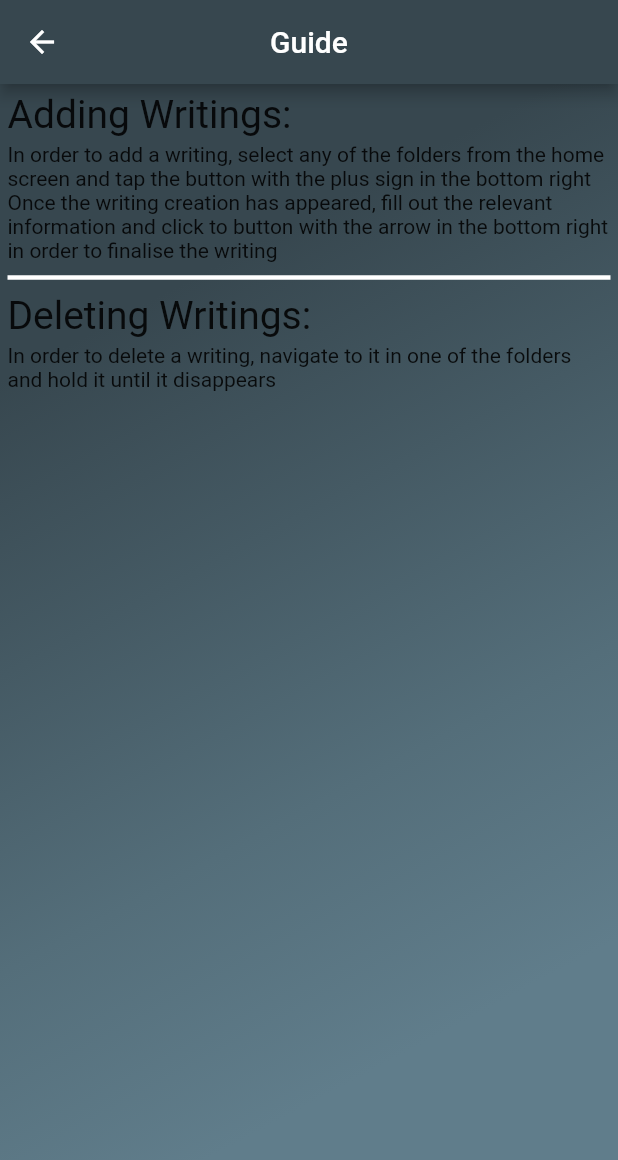
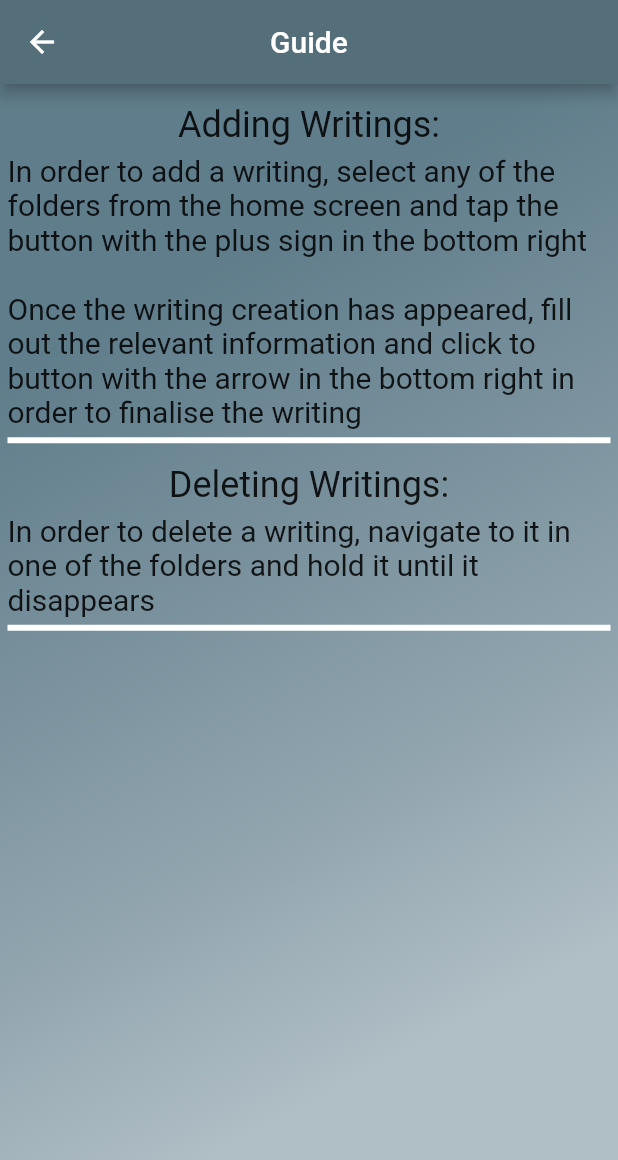
Before and after one commit to pzet123/writings, a Flutter app: the helpScreen screen opened by its route, on a phone screen of 412 x 824 dp. Shown: the top 1160 px of the screen. Run offline on Flutter 3.47's test engine with Material 2 defaults, Android fonts, the phone set to English and light mode, and no system bars.

Commit message:
Fixed adding writings and added help section

```diff
--- a/lib/helpScreen.dart
+++ b/lib/helpScreen.dart
@@ -1,6 +1,6 @@
 import 'package:flutter/material.dart';
 import 'package:writings/appBarTitle.dart';
-
+import 'helpScreenEntry.dart';
 
 class helpScreen extends StatelessWidget {
   @override
@@ -9,7 +9,7 @@ class helpScreen extends StatelessWidget {
       appBar: AppBar(
         title: AppBarTitle("Guide"),
         centerTitle: true,
-        backgroundColor: Colors.blueGrey[800],
+        backgroundColor: Colors.blueGrey[600],
       ),
       body: Container(
         padding: EdgeInsets.all(5),
@@ -18,29 +18,14 @@ class helpScreen extends StatelessWidget {
             begin: Alignment.topLeft,
             end: Alignment.bottomRight,
             stops: [0.2, 0.4, 0.6, 0.8],
-            colors: [Colors.blueGrey[800], Colors.blueGrey[700], Colors.blueGrey[600], Colors.blueGrey[500]],
+            colors: [Colors.blueGrey[500], Colors.blueGrey[400], Colors.blueGrey[300], Colors.blueGrey[200]],
           )
         ),
-        child: Column(
-          crossAxisAlignment: CrossAxisAlignment.stretch,
+        child: ListView(
           children: [
-            Text("Adding Writings:",
-              style: TextStyle(
-                  fontSize: 26
-                ),
-            ),
-            SizedBox(height: 4,),
-            Text("In order to add a writing, select any of the folders from the home screen and tap the button with the plus sign in the bottom right\n"
+            HelpScreenEntry("Adding Writings:", "In order to add a writing, select any of the folders from the home screen and tap the button with the plus sign in the bottom right\n\n"
                 "Once the writing creation has appeared, fill out the relevant information and click to button with the arrow in the bottom right in order to finalise the writing"),
-            Divider(thickness: 3, height: 20, color: Colors.white,),
-            Text("Deleting Writings:",
-              style: TextStyle(
-                fontSize: 26
-            ),
-            ),
-            SizedBox(height: 4,),
-            Text("In order to delete a writing, navigate to it in one of the folders and hold it until it disappears"),
-            //TODO: Change the way new entries to the help section are added by creating a new stateless widget which combiens the title, sized box and the actual help text
+            HelpScreenEntry("Deleting Writings:", "In order to delete a writing, navigate to it in one of the folders and hold it until it disappears"),
           ],
         ),
       ),
--- /dev/null
+++ b/lib/helpScreenEntry.dart
@@ -0,0 +1,30 @@
+import 'package:flutter/material.dart';
+
+class HelpScreenEntry extends StatelessWidget {
+  String title;
+  String description;
+  HelpScreenEntry(String title, String description){
+    this.title = title;
+    this.description = description;
+  }
+  @override
+  Widget build(BuildContext context) {
+    return Column(
+      children: [
+        SizedBox(height: 8,),
+        Text(this.title,
+        style: TextStyle(
+          fontSize: 24,
+          ),
+        ),
+        SizedBox(height: 5,),
+        Text(this.description,
+        style: TextStyle(
+          fontSize: 20,
+          ),
+        ),
+        Divider(height: 15, thickness: 4, color: Colors.white,)
+      ],
+    );
+  }
+}
--- a/lib/homeScreen.dart
+++ b/lib/homeScreen.dart
@@ -306,7 +306,7 @@ class _homeScreenState extends State<homeScreen> with WidgetsBindingObserver{
               flex: 2,
               child: ElevatedButton.icon(
                   onPressed: () {
-                    displayWritings(writings);
+                    displayWritings(List.from(writings).cast<Writing>());
                   },
                   icon: Icon(Icons.format_align_left, color: Colors.black,),
                   label: Text("All", style: TextStyle(color: Colors.black),),
--- a/lib/writingCreation.dart
+++ b/lib/writingCreation.dart
@@ -154,12 +154,12 @@ class _writingCreationScreenState extends State<writingCreationScreen> {
             }
           }
           Writing newWriting = new Writing(titleInputController.text, descriptionInputController.text, textInputController.text, DateTime.now(), importance, selectedTags);
-          writings.add(newWriting);
-          //writingsToDisplay.add(newWriting);
-          Navigator.pop(context);
+          Navigator.pop(context, newWriting);
         },
         child: Icon(Icons.double_arrow_sharp),
       ),
     );
   }
 }
+
+//TODO: Ensure empty writings cannot be created
--- a/lib/writingScreen.dart
+++ b/lib/writingScreen.dart
@@ -17,6 +17,8 @@ class _writingScreenState extends State<writingScreen> with TickerProviderStateM
   static const String highImportance = "High";
   static const String mediumImportance = "Medium";
   static const String lowImportance = "Normal";
+
+  List<Writing> writingsToDisplay = [];
 
   final _animatedListKey = GlobalKey<AnimatedListState>();
 
@@ -67,7 +69,7 @@ class _writingScreenState extends State<writingScreen> with TickerProviderStateM
   @override
   Widget build(BuildContext context) {
     Map writingsMap = ModalRoute.of(context).settings.arguments;
-    List<Writing> writingsToDisplay = writingsMap["WritingsToDisplay"];
+    writingsToDisplay = writingsMap["WritingsToDisplay"];
     List<Writing> writings = writingsMap["Writings"];
     HashSet tags = writingsMap["tags"];
     Map tagCheckValues = new Map();
@@ -92,7 +94,13 @@ class _writingScreenState extends State<writingScreen> with TickerProviderStateM
       ),
       floatingActionButton: FloatingActionButton(
         onPressed: () {
-          Navigator.pushNamed(context, "/writingCreation", arguments: {"writings" : writings, "tags" : tags, "tagCheckValues" : tagCheckValues, "writingsToDisplay" : writingsToDisplay}).then((value) => setState((){}));
+          Navigator.pushNamed(context, "/writingCreation", arguments: {"writings" : writings, "tags" : tags, "tagCheckValues" : tagCheckValues, "writingsToDisplay" : writingsToDisplay}).then((newWriting) => setState((){
+            if(newWriting != null) {
+              writingsToDisplay.add(newWriting);
+              writings.add(newWriting);
+              _animatedListKey.currentState.insertItem(writingsToDisplay.length - 1);
+            }
+          }));
         },
         backgroundColor: Colors.blueGrey,
         child:
--- a/lib/writingViewing.dart
+++ b/lib/writingViewing.dart
@@ -6,7 +6,7 @@ class writingViewing extends StatefulWidget {
   @override
   _writingViewingState createState() => _writingViewingState();
 }
-
+//TODO: In order to allow for editing writings, create a button which will pass the current writing information to the writing creation screen allowing the user to modify it.
 class _writingViewingState extends State<writingViewing> {
   @override
   Widget build(BuildContext context) {
```
